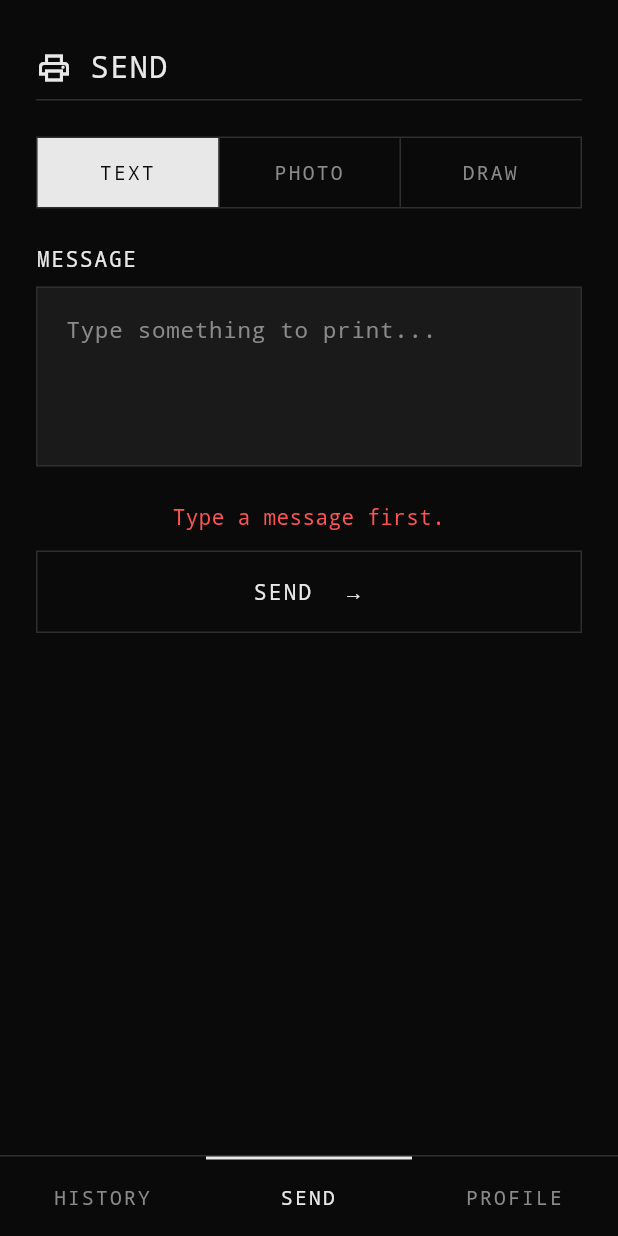
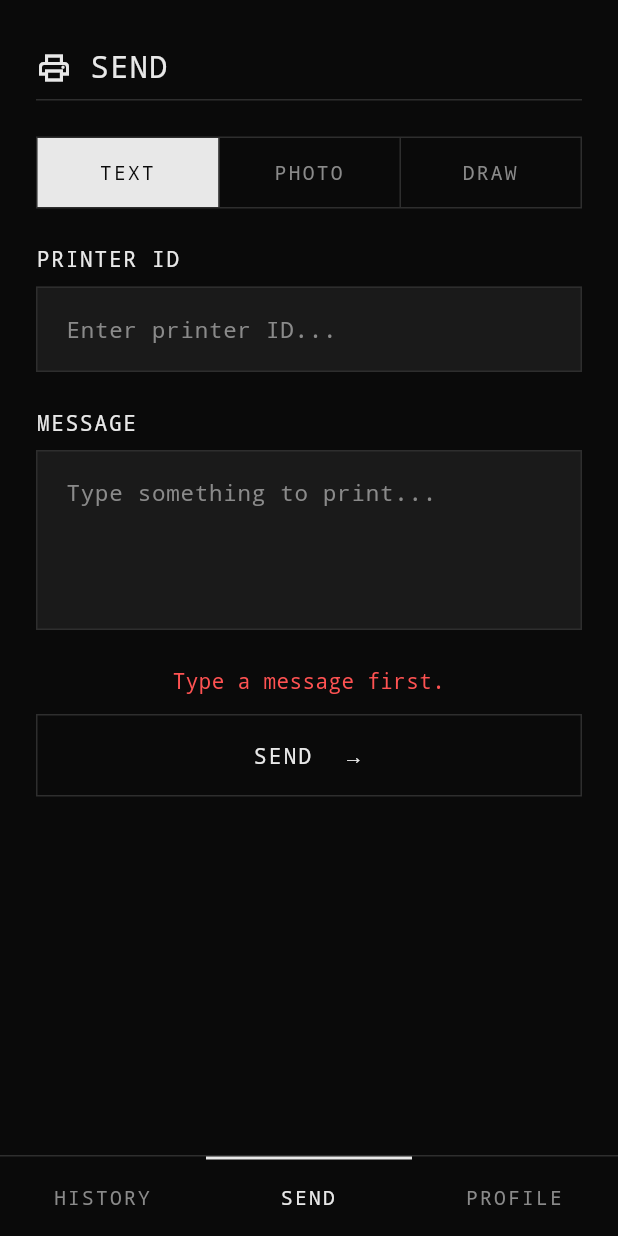
Before and after one commit to StanfordCS194/spr26-Team-20, a Flutter app: the screen it shows once a user with an empty profile is signed in, item 2 of the bottom bar chosen, after a tap on an icon or button, on a phone screen of 412 x 824 dp. Run offline on Flutter 3.47's test engine with Material 3 defaults, Android fonts, the phone set to English and light mode, and no system bars; our stand-ins replace cloud_firestore, firebase_auth, firebase_core, firebase_storage, flutter_riverpod, flutter_svg and 4 more; accounts and stored records are empty.

Commit message:
added printer box/connected message to server

```diff
--- a/printimate_app/lib/features/send/send_screen.dart
+++ b/printimate_app/lib/features/send/send_screen.dart
@@ -8,6 +8,8 @@ import 'package:flutter/material.dart';
 import 'package:flutter_riverpod/flutter_riverpod.dart';
 import 'package:image/image.dart' as img;
 import 'package:image_picker/image_picker.dart';
+import 'package:http/http.dart' as http;
+
 
 import '../../app/theme.dart';
 import '../profile/profile_repository.dart';
@@ -26,6 +28,7 @@ class SendScreen extends ConsumerStatefulWidget {
 
 class _SendScreenState extends ConsumerState<SendScreen> {
   final _messageCtl = TextEditingController();
+  final _printerIdCtl = TextEditingController();
   final _picker = ImagePicker();
   final _drawingController = DrawingController();
   final GlobalKey<DrawingCanvasState> _canvasKey = GlobalKey();
@@ -42,6 +45,7 @@ class _SendScreenState extends ConsumerState<SendScreen> {
   @override
   void dispose() {
     _messageCtl.dispose();
+    _printerIdCtl.dispose();
     _drawingController.dispose();
     super.dispose();
   }
@@ -191,6 +195,36 @@ class _SendScreenState extends ConsumerState<SendScreen> {
         ),
       );
 
+      setState(() => _sendStatus = 'SENDING TO SERVER...');
+      final printerId = _printerIdCtl.text.trim();
+      if (printerId.isEmpty) {
+        setState(() => _error = 'Enter a printer ID first.');
+        return;
+      }
+
+      final messageText = sourceLabel == 'text' ? _messageCtl.text : '[${sourceLabel.toUpperCase()}]';
+      final currentUser = FirebaseAuth.instance.currentUser!;
+
+      try {
+        final response = await http.post(
+          Uri.parse('http://10.31.214.158:3000/send?pid=$printerId'),
+          headers: {'Content-Type': 'application/json'},
+          body: jsonEncode({
+            'authorUid': currentUser.uid,
+            'authorName': currentUser.displayName ?? 'Unknown',
+            'messageText': messageText,
+            'images': [],
+          }),
+        );
+
+        if (response.statusCode != 201) {
+          throw Exception('Server returned ${response.statusCode}: ${response.body}');
+        }
+      } catch (e) {
+        if (mounted) setState(() => _error = 'Server send failed: $e');
+        return;
+      }
+
       if (!mounted) return;
       _messageCtl.clear();
       _clearImage();
@@ -236,6 +270,8 @@ class _SendScreenState extends ConsumerState<SendScreen> {
                 const SizedBox(height: 24),
                 _SourceToggle(value: _source, onChanged: _setSource),
                 const SizedBox(height: 24),
+                _buildPrinterSelector(context),
+                const SizedBox(height: 24),
                 if (_source == _Source.text) _buildText(context),
                 if (_source == _Source.photo) _buildPhoto(context),
                 if (_source == _Source.draw) _buildDraw(context),
@@ -255,6 +291,22 @@ class _SendScreenState extends ConsumerState<SendScreen> {
           ),
         ),
         if (_sending) _SendingOverlay(status: _sendStatus),
+      ],
+    );
+  }
+
+  Widget _buildPrinterSelector(BuildContext context) {
+    return Column(
+      crossAxisAlignment: CrossAxisAlignment.stretch,
+      children: [
+        Text('PRINTER ID', style: Theme.of(context).textTheme.labelLarge),
+        const SizedBox(height: 8),
+        TextField(
+          controller: _printerIdCtl,
+          decoration: const InputDecoration(
+            hintText: 'Enter printer ID...',
+          ),
+        ),
       ],
     );
   }
```
Also changed, not shown: 1 other file.
